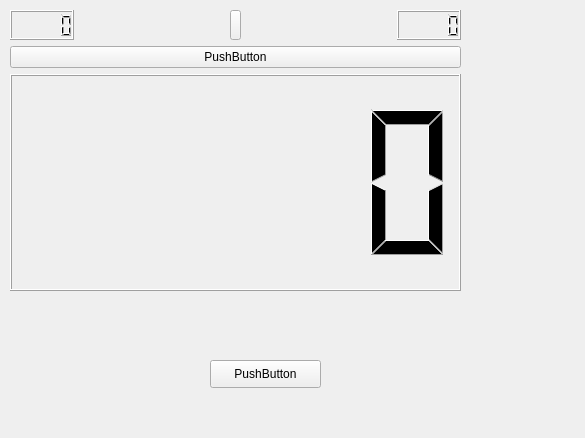
First picture: the form in test.ui, repository DoomCookie/mines, before the edit.
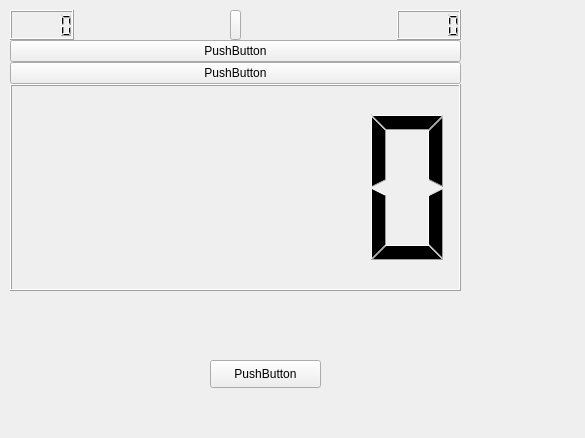
Second picture: the form after the edit. Icons and pictures are not drawn.

```diff
--- a/test.ui
+++ b/test.ui
@@ -28,6 +28,9 @@
      </rect>
     </property>
     <layout class="QVBoxLayout" name="verticalLayout" stretch="1,90">
+     <property name="spacing">
+      <number>0</number>
+     </property>
      <item>
       <layout class="QHBoxLayout" name="horizontalLayout">
        <item>
@@ -114,17 +117,27 @@
       </layout>
      </item>
      <item>
-      <layout class="QGridLayout" name="gridLayout">
-       <item row="0" column="0">
-        <widget class="QPushButton" name="pushButton">
-         <property name="text">
-          <string>PushButton</string>
-         </property>
-        </widget>
-       </item>
+      <layout class="QGridLayout" name="gridLayout" columnstretch="0">
+       <property name="spacing">
+        <number>0</number>
+       </property>
        <item row="1" column="0">
+        <widget class="QPushButton" name="pushButton">
+         <property name="text">
+          <string>PushButton</string>
+         </property>
+        </widget>
+       </item>
+       <item row="2" column="0">
         <widget class="QLCDNumber" name="lcdNumber_3"/>
        </item>
+       <item row="0" column="0">
+        <widget class="QPushButton" name="pushButton_3">
+         <property name="text">
+          <string>PushButton</string>
+         </property>
+        </widget>
+       </item>
       </layout>
      </item>
     </layout>
```
Left out of the diff: 41 changed lines with no effect on the pictures.
